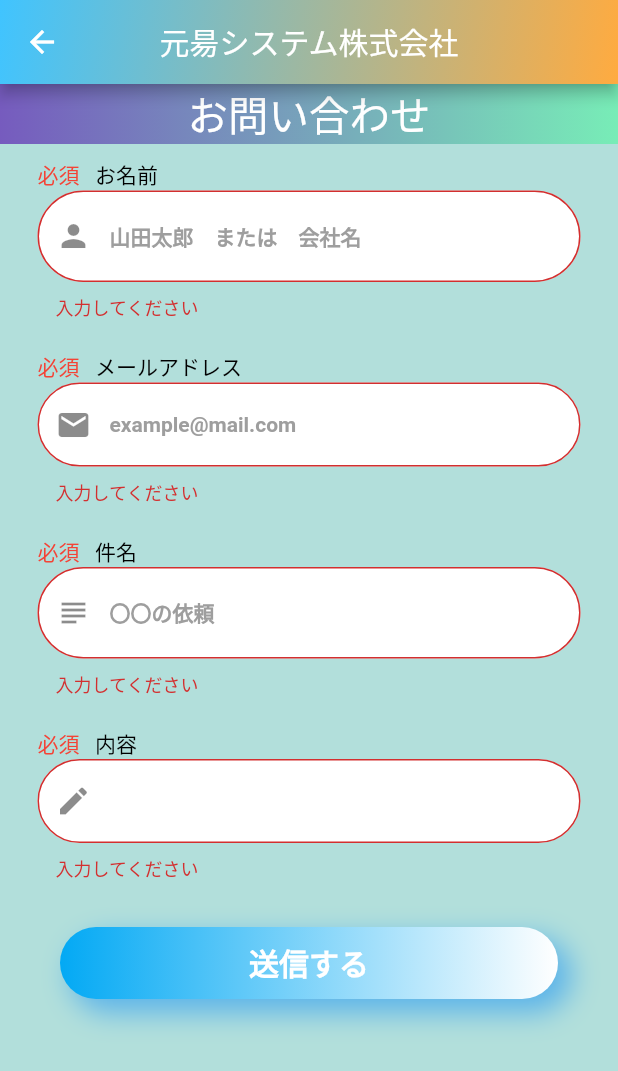
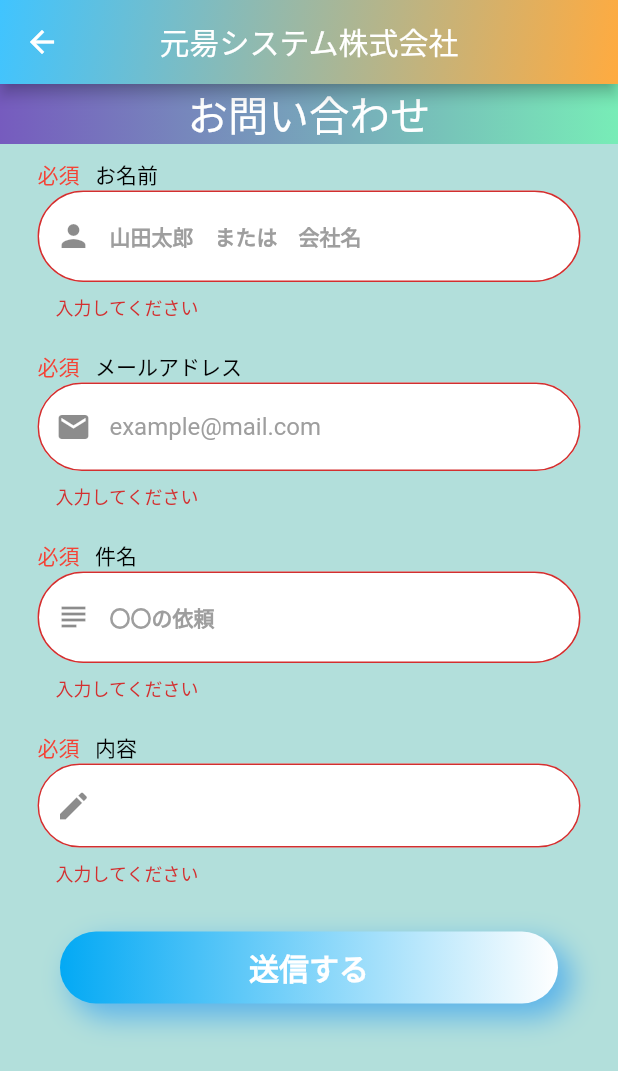
Before and after one commit to runrunhika/web-genyosystem, a Flutter app: the ContactPage screen opened by its route, after a tap on "送信する", on a phone screen of 412 x 824 dp. Shown: the top 1071 px of the screen. Run offline on Flutter 3.47's test engine with Material 2 defaults, Android fonts, the phone set to English and light mode, and no system bars; our stand-ins replace card_swiper, get, marquee; missing offline and left inert: sprung.

Commit message:
mail config

```diff
--- a/lib/pages/contact_page.dart
+++ b/lib/pages/contact_page.dart
@@ -10,8 +10,8 @@ class ContactPage extends StatefulWidget {
 }
 
 class _ContactPageState extends State<ContactPage> {
-  final nameCont = TextEditingController();
-  final emailCont = TextEditingController();
+  late final nameCont = TextEditingController();
+  late final emailCont = TextEditingController();
   final subjectCont = TextEditingController();
   final messageCont = TextEditingController();
 
@@ -63,7 +63,8 @@ class _ContactPageState extends State<ContactPage> {
                   controller: nameCont,
                   icon: Icon(Icons.person),
                   hint: '山田太郎　または　会社名'),
-              buildTextField(
+
+              emailTextField(
                   title: 'メールアドレス',
                   controller: emailCont,
                   icon: Icon(Icons.mail),
@@ -80,7 +81,8 @@ class _ContactPageState extends State<ContactPage> {
                   maxLines: 5,
                   hint: ''),
               Padding(
-                  padding: const EdgeInsets.symmetric(horizontal: 40, vertical: 20),
+                  padding:
+                      const EdgeInsets.symmetric(horizontal: 40, vertical: 20),
                   child: GestureDetector(
                     onTap: () {
                       if (_formKey.currentState!.validate()) {
@@ -200,4 +202,49 @@ class _ContactPageState extends State<ContactPage> {
           ],
         ),
       );
+
+  Widget emailTextField(
+          {required String title,
+          required String hint,
+          required Icon icon,
+          required TextEditingController controller,
+          int maxLines = 1}) =>
+      Padding(
+        padding: const EdgeInsets.symmetric(horizontal: 25, vertical: 10),
+        child: Column(
+          crossAxisAlignment: CrossAxisAlignment.start,
+          children: [
+            RichText(
+                text: TextSpan(children: [
+              TextSpan(text: "必須   ", style: TextStyle(color: Colors.red)),
+              TextSpan(text: title, style: TextStyle(color: Colors.black)),
+            ])),
+            TextFormField(
+              controller: controller,
+              decoration: InputDecoration(
+                  prefixIcon: Icon(Icons.mail),
+                  filled: true,
+                  fillColor: Colors.white,
+                  border: OutlineInputBorder(
+                      borderRadius: BorderRadius.circular(40)),
+                  hintText: 'example@mail.com',
+                  hintStyle: TextStyle(color: Colors.grey)),
+              validator: (value) {
+                final pattern =
+                    r'(^[a-zA-Z0-9_.+-]+@[a-zA-Z0-9-]+\.[a-zA-Z0-9-.]+$)';
+                final regExp = RegExp(pattern);
+
+                if (value!.isEmpty) {
+                  return '入力してください';
+                } else if (!regExp.hasMatch(value)) {
+                  return '無効なメールアドレスです';
+                } else {
+                  return null;
+                }
+              },
+              keyboardType: TextInputType.emailAddress,
+            )
+          ],
+        ),
+      );
 }
```
